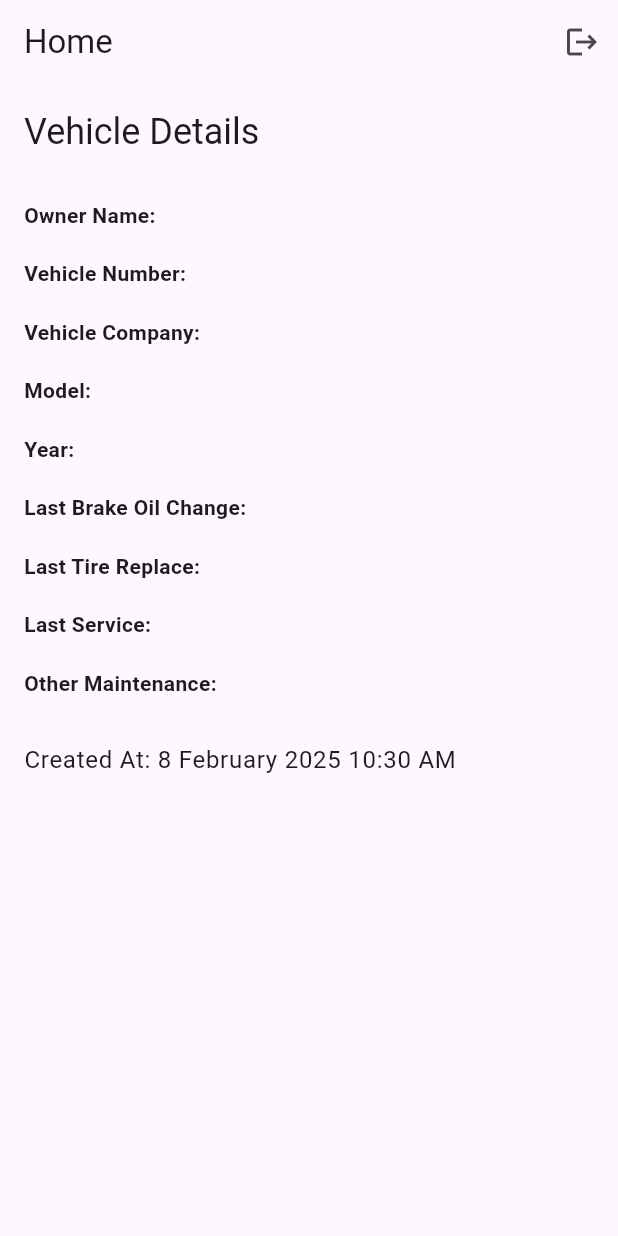
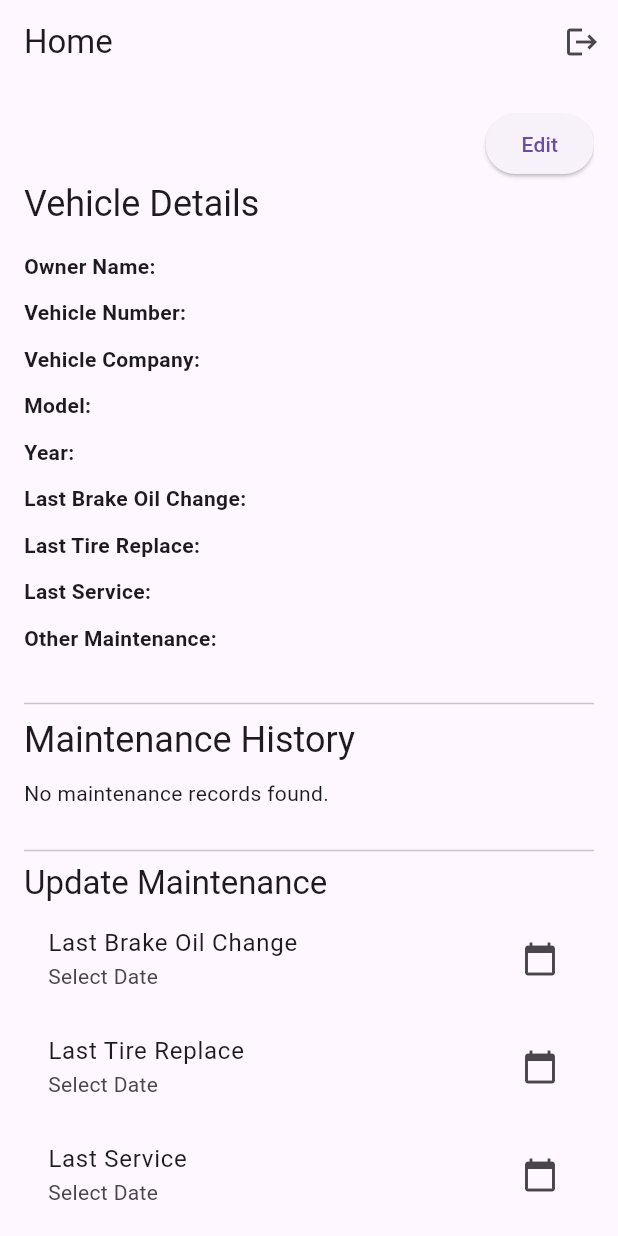
Before and after one commit to JanithRankelum/Vehicle_maintenance, a Flutter app: the HomeScreen screen opened directly, on a phone screen of 412 x 824 dp. Run offline on Flutter 3.47's test engine with Material 3 defaults, Android fonts, the light colour scheme and no system bars; our stand-ins replace cloud_firestore, firebase_auth, firebase_core, google_sign_in; accounts and stored records are empty.

Commit message:
Maintenance history

```diff
--- a/vehicle_maintenance_system/lib/screens/home_screen.dart
+++ b/vehicle_maintenance_system/lib/screens/home_screen.dart
@@ -1,7 +1,8 @@
 import 'package:flutter/material.dart';
 import 'package:cloud_firestore/cloud_firestore.dart';
 import 'package:firebase_auth/firebase_auth.dart';
-import 'package:intl/intl.dart'; // For date formatting
+import 'package:intl/intl.dart';
+import 'package:dr_vehicle/screens/vehicle_form_screen.dart'; // Import your VehicleFormScreen
 
 class HomeScreen extends StatefulWidget {
   @override
@@ -12,10 +13,81 @@ class _HomeScreenState extends State<HomeScreen> {
   final FirebaseAuth _auth = FirebaseAuth.instance;
   late String _userId;
 
-  // Fetch vehicle data from Firestore
+  // Controllers for updating maintenance records
+  final TextEditingController _otherMaintenanceController = TextEditingController();
+  DateTime? _brakeOilChangeDate;
+  DateTime? _tireReplaceDate;
+  DateTime? _serviceDate;
+
+  @override
+  void initState() {
+    super.initState();
+    _userId = _auth.currentUser!.uid;
+  }
+
+  // Fetch vehicle data
   Future<DocumentSnapshot> _fetchVehicleData() async {
-    _userId = _auth.currentUser!.uid;
     return await FirebaseFirestore.instance.collection('vehicles').doc(_userId).get();
+  }
+
+  // Function to add a new maintenance record
+  void _updateMaintenance() async {
+    String date = DateFormat('yyyy-MM-dd').format(DateTime.now());
+
+    await FirebaseFirestore.instance.collection('vehicles').doc(_userId).update({
+      'maintenance_history': FieldValue.arrayUnion([
+        {
+          'last_brake_oil_change': _brakeOilChangeDate != null ? DateFormat('yyyy-MM-dd').format(_brakeOilChangeDate!) : null,
+          'last_tire_replace': _tireReplaceDate != null ? DateFormat('yyyy-MM-dd').format(_tireReplaceDate!) : null,
+          'last_service': _serviceDate != null ? DateFormat('yyyy-MM-dd').format(_serviceDate!) : null,
+          'other_maintenance': _otherMaintenanceController.text.isNotEmpty ? _otherMaintenanceController.text : null,
+          'date': date,
+        }
+      ])
+    });
+
+    ScaffoldMessenger.of(context).showSnackBar(SnackBar(content: Text('Maintenance record updated!')));
+    setState(() {
+      _brakeOilChangeDate = null;
+      _tireReplaceDate = null;
+      _serviceDate = null;
+      _otherMaintenanceController.clear();
+    });
+  }
+
+  // Function to pick a date
+  Future<void> _selectDate(BuildContext context, Function(DateTime) setDate) async {
+    DateTime? picked = await showDatePicker(
+      context: context,
+      initialDate: DateTime.now(),
+      firstDate: DateTime(2000),
+      lastDate: DateTime(2100),
+    );
+    if (picked != null) {
+      setState(() => setDate(picked));
+    }
+  }
+
+  // Function to format date
+  String formatDate(String date) {
+    try {
+      DateTime parsedDate = DateFormat('yyyy-MM-dd').parse(date);
+      return DateFormat('d MMMM yyyy').format(parsedDate);
+    } catch (e) {
+      return date;
+    }
+  }
+
+  // Function for logout
+  void _logout() async {
+    try {
+      await _auth.signOut();
+      Navigator.of(context).pushNamedAndRemoveUntil('/login_screen', (route) => false);
+    } catch (e) {
+      ScaffoldMessenger.of(context).showSnackBar(
+        SnackBar(content: Text("Logout failed: ${e.toString()}")),
+      );
+    }
   }
 
   @override
@@ -26,10 +98,7 @@ class _HomeScreenState extends State<HomeScreen> {
         actions: [
           IconButton(
             icon: Icon(Icons.logout),
-            onPressed: () async {
-              await _auth.signOut();
-              Navigator.pushReplacementNamed(context, '/login_screen');
-            },
+            onPressed: _logout, // Call logout function
           ),
         ],
       ),
@@ -49,27 +118,31 @@ class _HomeScreenState extends State<HomeScreen> {
           }
 
           var vehicleData = snapshot.data!.data() as Map<String, dynamic>;
-
-          // Format the dates
-          String formatDate(String date) {
-            try {
-              DateTime parsedDate = DateFormat('yyyy-MM-dd').parse(date);
-              return DateFormat('d MMMM yyyy').format(parsedDate); // Example: 8 February 2024
-            } catch (e) {
-              return date; // In case date is in wrong format
-            }
-          }
+          List<dynamic> maintenanceHistory = vehicleData['maintenance_history'] ?? [];
 
           return Padding(
             padding: const EdgeInsets.all(16.0),
+            child: SingleChildScrollView(
               child: Column(
                 crossAxisAlignment: CrossAxisAlignment.start,
                 children: [
+                  Align(
+                    alignment: Alignment.centerRight,
+                    child: ElevatedButton(
+                      onPressed: () {
+                        Navigator.push(
+                          context,
+                          MaterialPageRoute(builder: (context) => VehicleFormScreen(vehicleData: vehicleData)),
+                        );
+                      },
+                      child: Text("Edit"),
+                    ),
+                  ),
                   Text(
                     "Vehicle Details",
                     style: Theme.of(context).textTheme.headlineSmall,
                   ),
-                SizedBox(height: 20),
+                  SizedBox(height: 10),
                   _buildDetailRow("Owner Name", vehicleData['owner_name']),
                   _buildDetailRow("Vehicle Number", vehicleData['vehicle_number']),
                   _buildDetailRow("Vehicle Company", vehicleData['vehicle_company']),
@@ -80,11 +153,54 @@ class _HomeScreenState extends State<HomeScreen> {
                   _buildDetailRow("Last Service", formatDate(vehicleData['last_service'])),
                   _buildDetailRow("Other Maintenance", vehicleData['other_maintenance']),
                   SizedBox(height: 20),
+                  Divider(),
                   Text(
-                  "Created At: ${DateFormat('d MMMM yyyy h:mm a').format(vehicleData['created_at'].toDate())}",
-                  style: Theme.of(context).textTheme.bodyLarge,
+                    "Maintenance History",
+                    style: Theme.of(context).textTheme.headlineSmall,
+                  ),
+                  SizedBox(height: 10),
+                  if (maintenanceHistory.isNotEmpty)
+                    Column(
+                      children: maintenanceHistory.map((entry) {
+                        return Card(
+                          elevation: 2,
+                          margin: EdgeInsets.symmetric(vertical: 5),
+                          child: Padding(
+                            padding: const EdgeInsets.all(10),
+                            child: Column(
+                              crossAxisAlignment: CrossAxisAlignment.start,
+                              children: [
+                                Text("Date: ${formatDate(entry['date'])}", style: TextStyle(fontWeight: FontWeight.bold)),
+                                if (entry['last_brake_oil_change'] != null) _buildDetailRow("Last Brake Oil Change", entry['last_brake_oil_change']),
+                                if (entry['last_tire_replace'] != null) _buildDetailRow("Last Tire Replace", entry['last_tire_replace']),
+                                if (entry['last_service'] != null) _buildDetailRow("Last Service", entry['last_service']),
+                                if (entry['other_maintenance'] != null) _buildDetailRow("Other Maintenance", entry['other_maintenance']),
+                              ],
+                            ),
+                          ),
+                        );
+                      }).toList(),
+                    )
+                  else
+                    Text("No maintenance records found."),
+                  SizedBox(height: 20),
+                  Divider(),
+                  Text("Update Maintenance", style: Theme.of(context).textTheme.titleLarge),
+                  _buildDateField("Last Brake Oil Change", _brakeOilChangeDate, (date) => _brakeOilChangeDate = date),
+                  _buildDateField("Last Tire Replace", _tireReplaceDate, (date) => _tireReplaceDate = date),
+                  _buildDateField("Last Service", _serviceDate, (date) => _serviceDate = date),
+                  TextField(
+                    controller: _otherMaintenanceController,
+                    decoration: InputDecoration(labelText: "Other Maintenance"),
+                    maxLines: 2,
+                  ),
+                  SizedBox(height: 10),
+                  ElevatedButton(
+                    onPressed: _updateMaintenance,
+                    child: Text("Update"),
                   ),
                 ],
+              ),
             ),
           );
         },
@@ -94,22 +210,22 @@ class _HomeScreenState extends State<HomeScreen> {
 
   Widget _buildDetailRow(String title, String value) {
     return Padding(
-      padding: const EdgeInsets.symmetric(vertical: 8.0),
+      padding: const EdgeInsets.symmetric(vertical: 4.0),
       child: Row(
-        mainAxisAlignment: MainAxisAlignment.start,
         children: [
-          Text(
-            "$title: ",
-            style: TextStyle(fontWeight: FontWeight.bold),
-          ),
-          Expanded(
-            child: Text(
-              value,
-              style: TextStyle(fontSize: 16),
-            ),
-          ),
+          Text("$title: ", style: TextStyle(fontWeight: FontWeight.bold)),
+          Expanded(child: Text(value, style: TextStyle(fontSize: 16))),
         ],
       ),
     );
   }
+
+  Widget _buildDateField(String title, DateTime? selectedDate, Function(DateTime) onDateSelected) {
+    return ListTile(
+      title: Text(title),
+      subtitle: Text(selectedDate != null ? DateFormat('yyyy-MM-dd').format(selectedDate) : "Select Date"),
+      trailing: Icon(Icons.calendar_today),
+      onTap: () => _selectDate(context, onDateSelected),
+    );
   }
+}
--- a/vehicle_maintenance_system/pubspec.yaml
+++ b/vehicle_maintenance_system/pubspec.yaml
@@ -44,7 +44,7 @@ dependencies:
   firebase_auth: ^5.4.1
   google_sign_in: ^6.2.2
   cloud_firestore: ^5.6.2
-  intl: ^0.17.0
+  intl: ^0.20.2
 
 dev_dependencies:
   flutter_test:
```
Also changed, not shown: vehicle_maintenance_system/lib/screens/vehicle_form_screen.dart (+80 -74 lines), vehicle_maintenance_system/pubspec.lock. Lines whose indentation alone changed are shown as unchanged.
